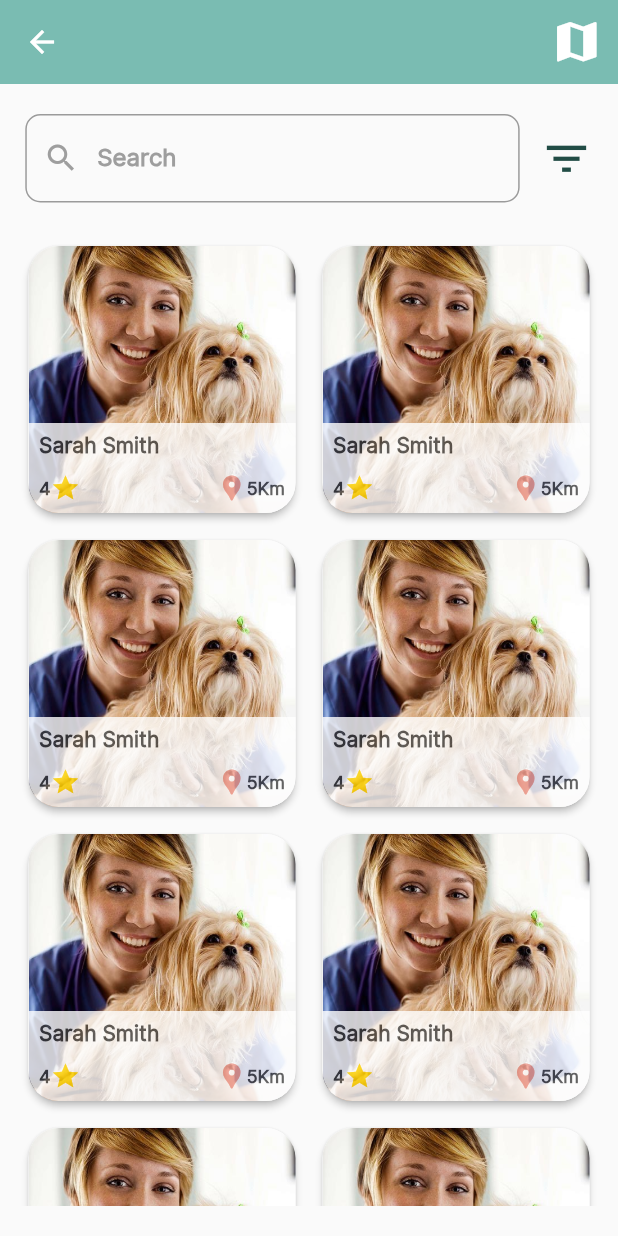
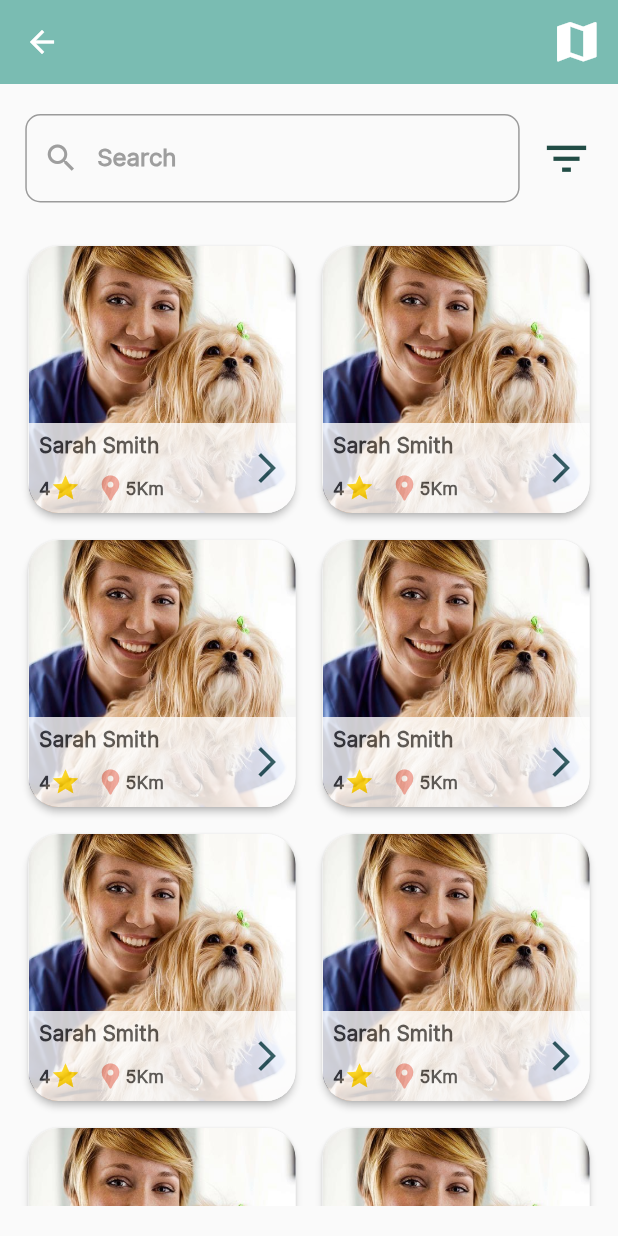
Before and after one commit to noormesslmani/flutter-app, a Flutter app: the ServiceProvidersList screen opened directly with empty values, on a phone screen of 412 x 824 dp. Run offline on Flutter 3.47's test engine with Material 2 defaults, Android fonts, the phone set to English and light mode, and no system bars; our stand-ins replace convex_bottom_bar, country_picker, firebase_auth, firebase_core, flutter_custom_clippers, flutter_dotenv and 5 more; missing offline and left inert: flutter_polyline_points, flutter_walkthrough_screen, horizontal_calendar; accounts and stored records are empty.

Commit message:
Frontend; adding an arrow IconButton to ServiceProviderCard

```diff
--- a/frontend_mobile/lib/widgets/cards/service_provider_card.dart
+++ b/frontend_mobile/lib/widgets/cards/service_provider_card.dart
@@ -40,7 +40,10 @@ class ServiceProviderCard extends StatelessWidget {
                   ),
                   child: Padding(
                     padding: const EdgeInsets.all(7),
-                    child: Column(
+                    child: Row(
+                      mainAxisAlignment: MainAxisAlignment.spaceBetween,
+                      children: [
+                        Column(
                           crossAxisAlignment: CrossAxisAlignment.start,
                           mainAxisAlignment: MainAxisAlignment.spaceBetween,
                           children: [
@@ -49,14 +52,15 @@ class ServiceProviderCard extends StatelessWidget {
                               style: Theme.of(context).textTheme.labelLarge,
                             ),
                             Row(
-                          mainAxisAlignment: MainAxisAlignment.spaceBetween,
+                              mainAxisAlignment: MainAxisAlignment.start,
                               children: [
                                 Row(
                                   children: [
                                     Text(
                                       '4',
-                                  style:
-                                      Theme.of(context).textTheme.labelMedium,
+                                      style: Theme.of(context)
+                                          .textTheme
+                                          .labelMedium,
                                     ),
                                     Icon(
                                       Icons.star,
@@ -64,6 +68,9 @@ class ServiceProviderCard extends StatelessWidget {
                                       size: 20,
                                     ),
                                   ],
+                                ),
+                                const SizedBox(
+                                  width: 10,
                                 ),
                                 Row(
                                   children: [
@@ -76,12 +83,25 @@ class ServiceProviderCard extends StatelessWidget {
                                     ),
                                     Text(
                                       '5Km',
-                                  style:
-                                      Theme.of(context).textTheme.labelMedium,
+                                      style: Theme.of(context)
+                                          .textTheme
+                                          .labelMedium,
                                     )
                                   ],
                                 ),
                               ],
+                            )
+                          ],
+                        ),
+                        IconButton(
+                          onPressed: () {},
+                          icon: Icon(
+                            Icons.arrow_forward_ios,
+                            color: Theme.of(context).primaryColorDark,
+                            size: 24,
+                          ),
+                          padding: const EdgeInsets.all(0),
+                          alignment: Alignment.centerRight,
                         )
                       ],
                     ),
```
Lines whose indentation alone changed are shown as unchanged.
